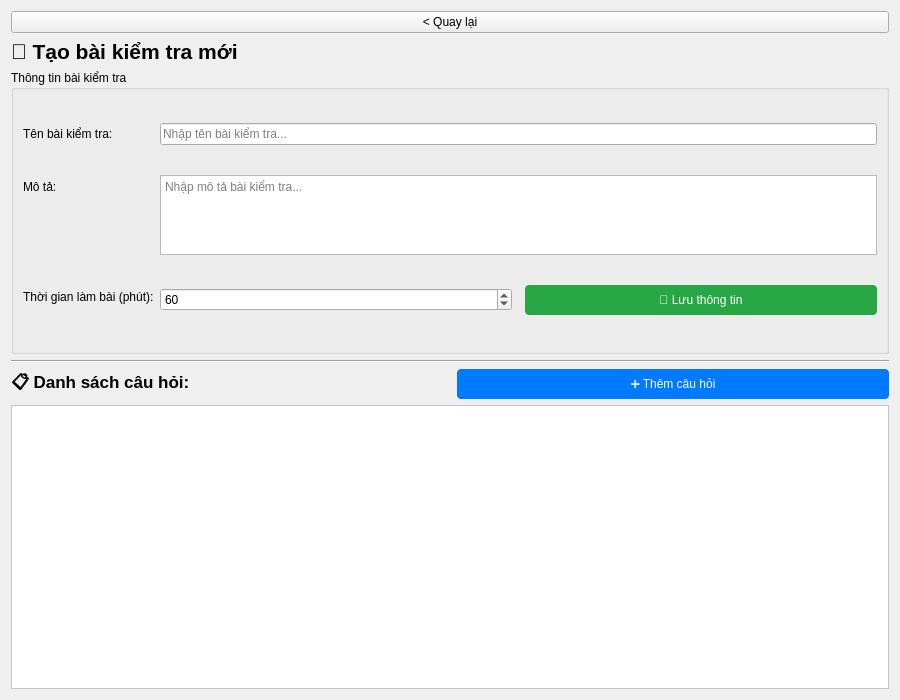
The window that frontend/createexam.ui (shibatanken/week1) describes before a commit, drawn with Qt 5.
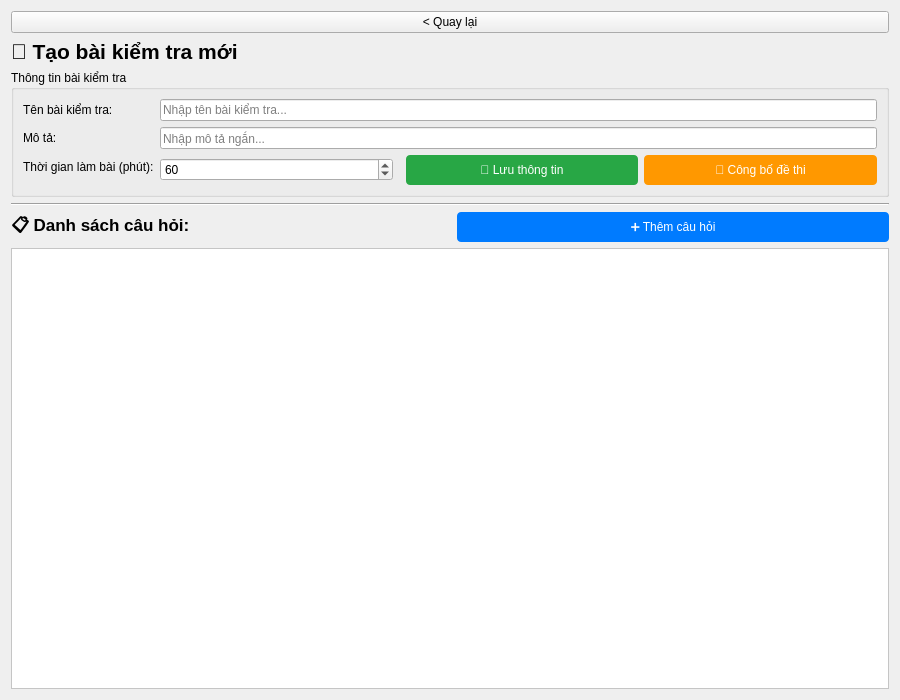
The same window after the commit.

```diff
--- a/frontend/createexam.ui
+++ b/frontend/createexam.ui
@@ -66,15 +66,9 @@
        </widget>
       </item>
       <item row="1" column="1">
-       <widget class="QPlainTextEdit" name="descriptionEdit">
-        <property name="maximumSize">
-         <size>
-          <width>16777215</width>
-          <height>80</height>
-         </size>
-        </property>
+       <widget class="QLineEdit" name="descriptionEdit">
         <property name="placeholderText">
-         <string>Nhập mô tả bài kiểm tra...</string>
+         <string>Nhập mô tả ngắn...</string>
         </property>
        </widget>
       </item>
@@ -120,6 +114,22 @@
           </property>
          </widget>
         </item>
+        <item>
+         <widget class="QPushButton" name="publishButton">
+          <property name="text">
+           <string>🚀 Công bố đề thi</string>
+          </property>
+          <property name="cursor">
+           <cursorShape>PointingHandCursor</cursorShape>
+          </property>
+          <property name="styleSheet">
+           <string>background-color: #ff9800; color: white; padding: 8px 20px; border-radius: 4px;</string>
+          </property>
+          <property name="enabled">
+           <bool>false</bool>
+          </property>
+         </widget>
+        </item>
        </layout>
       </item>
      </layout>
```
